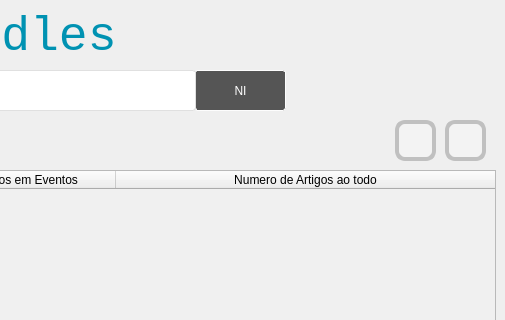
Before: the Qt Designer form indexador/indexador/mainwindow.ui in EduardoVernier/trabFinalCPD, drawn with Qt 5; both pictures show x 435 to 940 and y 0 to 320 of the 940 by 550 pixel window.
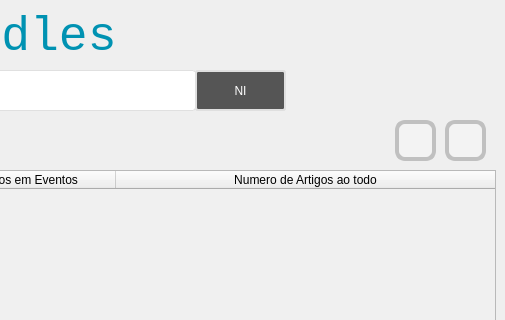
After: the same form once the commit is applied. Icons and pictures are not drawn.

Patch:
```diff
--- a/indexador/indexador/mainwindow.ui
+++ b/indexador/indexador/mainwindow.ui
@@ -118,7 +118,7 @@
 	outline: none;
     background: #555555;
 	color: #ffffff;
-	border: 1px solid #fdfdfd;
+	border: 2px solid #dfdfdf;
 	border-radius: 3px;
  }
  QPushButton#searchButton:pressed {
```
Left out of the diff: 8 changed lines with no effect on the pictures.
